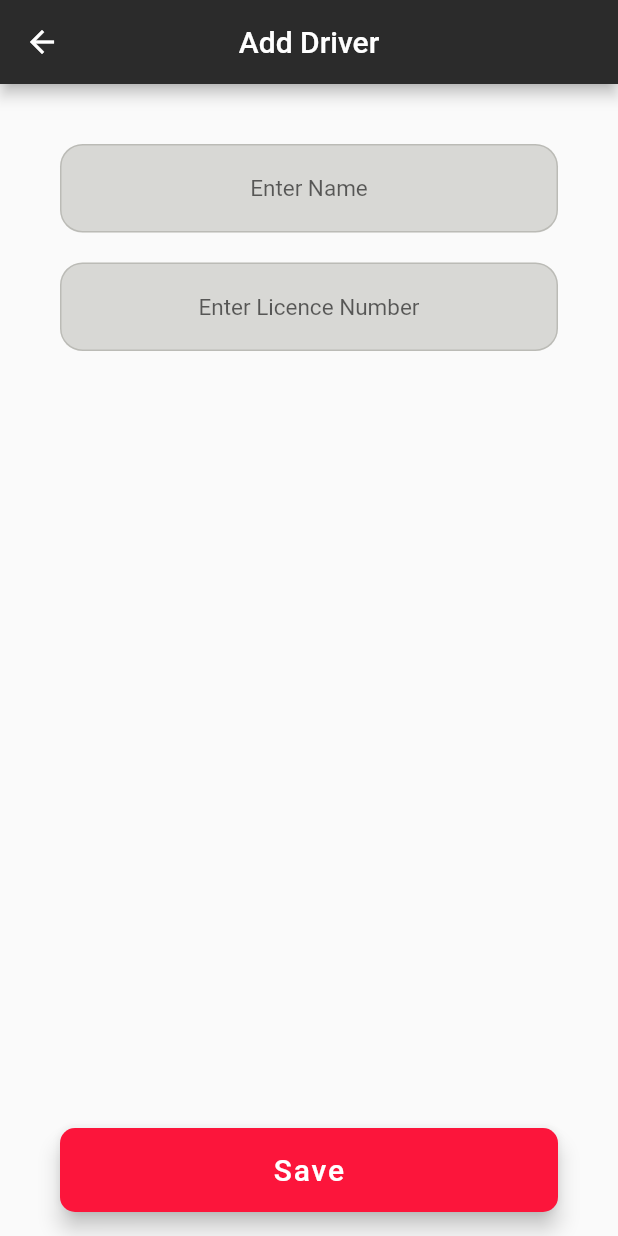
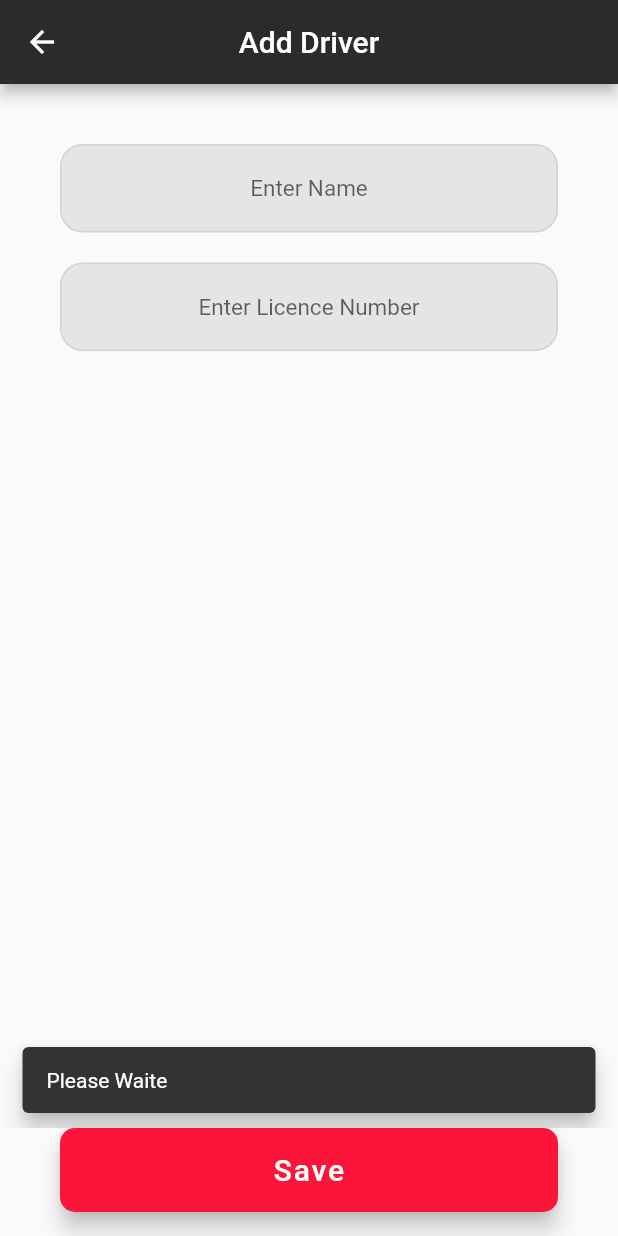
Before and after one commit to sarfasmp/noviIndus, a Flutter app: the DriverAddScreen screen opened by its route, after a tap on "Save", on a phone screen of 412 x 824 dp. Run offline on Flutter 3.47's test engine with Material 2 defaults, Android fonts, the phone set to English and light mode, and no system bars; our stand-ins replace dio; network calls fail.

```diff
--- a/lib/main.dart
+++ b/lib/main.dart
@@ -1,5 +1,5 @@
+
 import 'package:flutter/material.dart';
-import 'package:hexcolor/hexcolor.dart';
 import 'package:noviindus/src/provider/dashBoardProvider.dart';
 import 'package:noviindus/src/provider/loginProvider.dart';
 import 'package:noviindus/src/ui/DriverListScreen.dart';
--- a/lib/src/provider/dashBoardProvider.dart
+++ b/lib/src/provider/dashBoardProvider.dart
@@ -1,7 +1,8 @@
 import 'package:dio/dio.dart';
 import 'package:flutter/material.dart';
+import 'package:noviindus/src/globalVariable/globalVariables.dart';
 import 'package:noviindus/src/model/apiModels.dart';
-import 'package:noviindus/src/publicData/publicData.dart';
+
 
 class DashBoardProvider extends ChangeNotifier {
   Dio dio = Dio();
@@ -16,7 +17,7 @@ class DashBoardProvider extends ChangeNotifier {
       required BuildContext context}) async {
     try {
       Response response = await dio.get(
-          "http://flutter.noviindus.co.in/api/BusListApi/$apiKey",
+          "${baseUrl}BusListApi/$apiKey",
           options: Options(headers: {'Authorization': 'Bearer $token'}));
       if (response.data["status"] == true) {
         _busListModel = BusListModel.fromJson(response.data);
@@ -39,7 +40,7 @@ class DashBoardProvider extends ChangeNotifier {
       required BuildContext context}) async {
     try {
       Response response = await dio.get(
-          "http://flutter.noviindus.co.in/api/DriverApi/$apiKey",
+          "${baseUrl}DriverApi/$apiKey",
           options: Options(headers: {'Authorization': 'Bearer $token'}));
       if (response.data["status"] == true) {
         _driverListModel = DriverListModel.fromJson(response.data);
@@ -60,12 +61,11 @@ class DashBoardProvider extends ChangeNotifier {
     try {
 
       Response response = await dio.delete(
-          "http://flutter.noviindus.co.in/api/DriverApi/$apiKey",
+          "${baseUrl}DriverApi/$apiKey/",
           data: FormData.fromMap(data),
           options: Options(
               headers: {'Authorization': 'Bearer $token'}));
       if (response.data["status"] == true) {
-        _driverListModel = DriverListModel.fromJson(response.data);
         print("deleted");
       }
 
@@ -88,13 +88,16 @@ class DashBoardProvider extends ChangeNotifier {
     };
     try {
       Response response = await dio.post(
-        "http://flutter.noviindus.co.in/api/DriverApi/$apiKey/",
+        "${baseUrl}DriverApi/$apiKey/",
         data: FormData.fromMap(data),
         options: Options(
           headers: {'Authorization': 'Bearer $token'},
         ),
       );
       if (response.data["status"] == true) {
+        ScaffoldMessenger.of(context).hideCurrentSnackBar();
+
+        Navigator.pop(context);
         print("added");
       }
     } on DioError catch (e) {
--- a/lib/src/ui/driverAddScreen.dart
+++ b/lib/src/ui/driverAddScreen.dart
@@ -1,5 +1,4 @@
 import 'package:flutter/material.dart';
-import 'package:hexcolor/hexcolor.dart';
 import 'package:noviindus/src/provider/dashBoardProvider.dart';
 import 'package:noviindus/src/ui/reUsableWidget/reUsableWidget.dart';
 import 'package:provider/provider.dart';
@@ -8,16 +7,16 @@ class DriverAddScreen extends StatelessWidget {
   @override
   Widget build(BuildContext context) {
     Size size = MediaQuery.of(context).size;
-    // bool keyboardIsOpen = MediaQuery.of(context).viewInsets.bottom != 0;
+    bool keyboardIsOpen = MediaQuery.of(context).viewInsets.bottom != 0;
 
-   // var dashPro = Provider.of<DashBoardProvider>(context, listen: false);
+   var dashPro = Provider.of<DashBoardProvider>(context, listen: false);
 
     print("rebuildAddScreen");
 
     return Scaffold(
       appBar: AppBar(
         title: Text("Add Driver"),
-        backgroundColor: HexColor("#2B2B2B"),
+        backgroundColor:Color.fromRGBO(43, 43, 43, 1),
         centerTitle: true,
       ),
       floatingActionButton: SizedBox(
@@ -25,15 +24,16 @@ class DriverAddScreen extends StatelessWidget {
         child: Visibility(
           visible: true,
           child: FloatingActionButton(
-              backgroundColor: HexColor("#FC153B"),
+              backgroundColor: Color.fromRGBO(252, 21, 59, 1),
               shape: RoundedRectangleBorder(
                 borderRadius: BorderRadius.circular(10),
               ),
               onPressed: () {
-                // dashPro.addDriver(
-                //     name: dashPro.nameCnt.text,
-                //     licenceNumber: dashPro.licenCnt.text,
-                //     context: context);
+                showSnackCm(context: context,msg: "Please Waite");
+                dashPro.addDriver(
+                    name: dashPro.nameCnt.text,
+                    licenceNumber: dashPro.licenCnt.text,
+                    context: context);
               },
               child: Text(
                 "Save",
@@ -49,14 +49,14 @@ class DriverAddScreen extends StatelessWidget {
             padding:
                 const EdgeInsets.only(left: 40, right: 40, top: 40, bottom: 10),
             child: CustomTextField(
-             // controller: dashPro.nameCnt,
+              controller: dashPro.nameCnt,
               hintText: "Enter Name",
             ),
           ),
           Padding(
             padding: const EdgeInsets.only(left: 40, right: 40, top: 10),
             child: CustomTextField(
-             // controller: dashPro.licenCnt,
+              controller: dashPro.licenCnt,
               hintText: "Enter Licence Number",
             ),
           ),
--- a/lib/src/ui/homeScreen.dart
+++ b/lib/src/ui/homeScreen.dart
@@ -1,5 +1,5 @@
 import 'package:flutter/material.dart';
-import 'package:hexcolor/hexcolor.dart';
+
 
 class MyHomePage extends StatelessWidget {
   @override
@@ -9,7 +9,7 @@ class MyHomePage extends StatelessWidget {
       body: Container(
         width: size.width,
         height: size.height,
-        color: HexColor("#FC153B"),
+        color: Color.fromRGBO(252, 21, 59, 1),
         child: Center(
           child: Column(
             mainAxisAlignment: MainAxisAlignment.center,
@@ -49,7 +49,7 @@ class MyHomePage extends StatelessWidget {
                               },
                               child: Text(
                                 "GET STARTED",
-                                style: TextStyle(color: HexColor("#FC153B"),fontSize: 20),
+                                style: TextStyle(color: Color.fromRGBO(252, 21, 59, 1),fontSize: 20),
                               )),
                         ),
                       ))),
--- a/lib/src/ui/reUsableWidget/reUsableWidget.dart
+++ b/lib/src/ui/reUsableWidget/reUsableWidget.dart
@@ -1,5 +1,5 @@
 import 'package:flutter/material.dart';
-import 'package:hexcolor/hexcolor.dart';
+
 
 class CustomTextField extends StatelessWidget {
   TextEditingController? controller;
@@ -15,13 +15,13 @@ class CustomTextField extends StatelessWidget {
       decoration: InputDecoration(
         focusedBorder: OutlineInputBorder(
             borderSide: BorderSide(
-              color: HexColor("#2a2a2a1a"),
+              color: Color.fromRGBO(42, 42, 42, 0.1),
             ),
             borderRadius: BorderRadius.circular(15)),
         enabledBorder: OutlineInputBorder(
-            borderSide: BorderSide(color: HexColor("#2a2a2a1a")),
+            borderSide: BorderSide(color: Color.fromRGBO(42, 42, 42, 0.1)),
             borderRadius: BorderRadius.circular(15)),
-        fillColor: HexColor("##2a2a2a1a"),
+           fillColor: Color.fromRGBO(42, 42, 42, 0.1),
         filled: true,
         hintText: hintText,
         hintStyle: TextStyle(fontSize: 15),
@@ -40,7 +40,6 @@ void showSnackCm(
     }) {
   var snackBar = SnackBar(
       duration: Duration(seconds: load!=null?60:4),
-      shape: StadiumBorder(),
       behavior: SnackBarBehavior.floating,
       content:  Row(children: [
         load!=null?
--- a/pubspec.yaml
+++ b/pubspec.yaml
@@ -28,9 +28,9 @@ dependencies:
   # The following adds the Cupertino Icons font to your application.
   # Use with the CupertinoIcons class for iOS style icons.
   cupertino_icons: ^1.0.2
-  hexcolor: ^2.0.5
   dio: ^4.0.6
   provider: ^6.0.2
+
 
 dev_dependencies:
   flutter_test:
```
Also changed, not shown: lib/src/provider/loginProvider.dart (+6 -3 lines), lib/src/ui/DriverListScreen.dart (+28 -11 lines), lib/src/ui/busManageScreen.dart (+4 -8 lines), lib/src/ui/dashBoardScreen.dart (+25 -14 lines), lib/src/ui/loginScreen.dart (+7 -5 lines), pubspec.lock, 2 other files.
